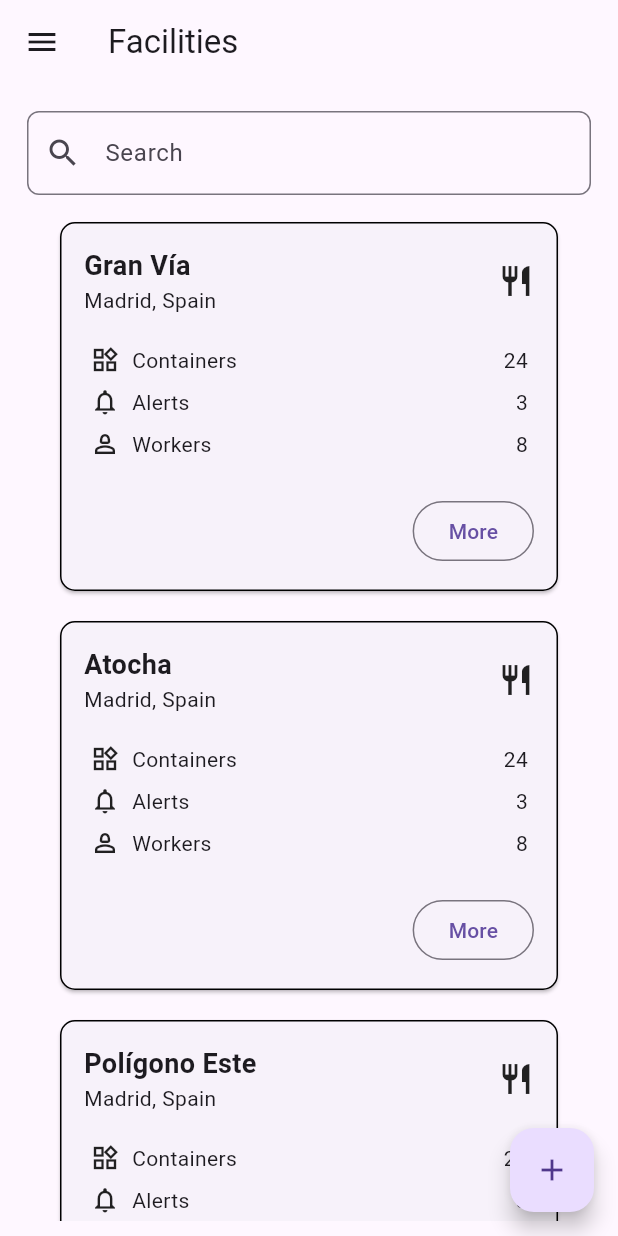
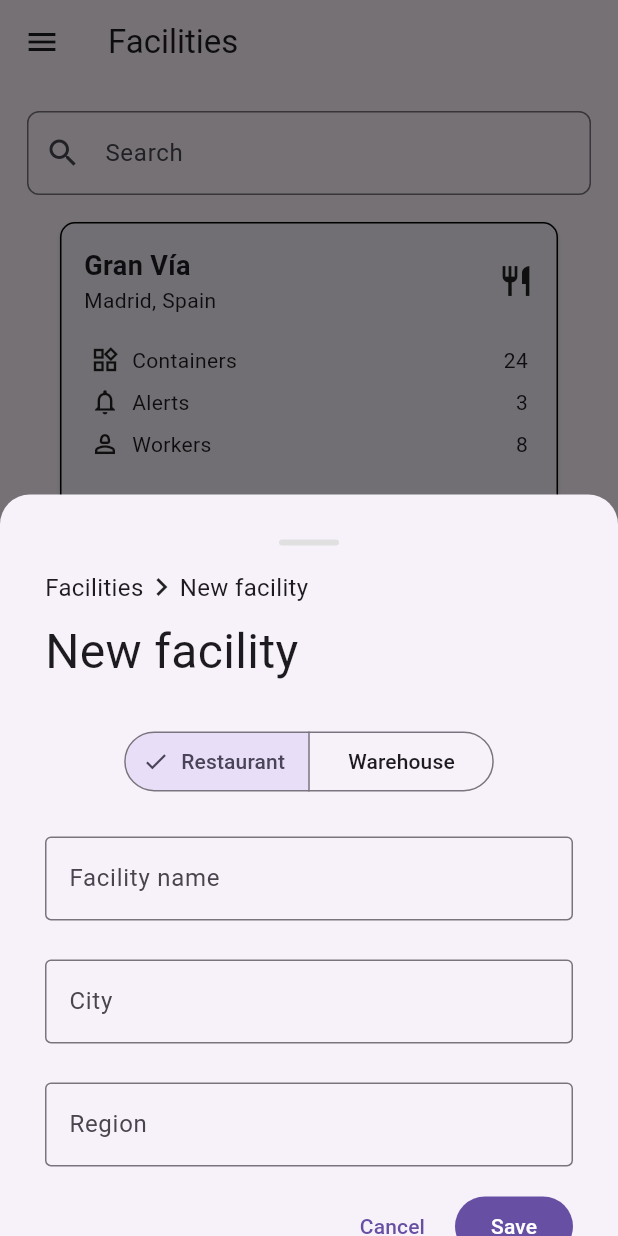
Before and after one commit to DittoBox/DittoBox-Mobile, a Flutter app: the screen it shows after launch, after a tap on the "add" icon, on a phone screen of 412 x 824 dp. Run offline on Flutter 3.47's test engine with Material 3 defaults, Android fonts, the phone set to English and light mode, and no system bars.

Commit message:
feature: added "add facillity" buttom sheet and others corrections

```diff
--- a/dittobox_mobile/analysis_options.yaml
+++ b/dittobox_mobile/analysis_options.yaml
@@ -1 +1,4 @@
+analyzer:
+  errors:
+    library_private_types_in_public_api: ignore
 include: package:flutter_lints/flutter.yaml
--- a/dittobox_mobile/lib/goups/ui/screens/facilities_list_view.dart
+++ b/dittobox_mobile/lib/goups/ui/screens/facilities_list_view.dart
@@ -2,6 +2,8 @@ import 'package:dittobox_mobile/goups/models/facilities.dart';
 import 'package:dittobox_mobile/routes/app_routes.dart';
 import 'package:dittobox_mobile/shared/widgets/custom_navigator_drawer.dart';
 import 'package:flutter/material.dart';
+import 'package:dittobox_mobile/goups/ui/widgets/add_facilities_sheet.dart';
+import 'package:dittobox_mobile/goups/ui/widgets/facility_details_sheet.dart'; // Importa el nuevo archivo
 
 // Facilities List Screen
 class FacilitiesListScreen extends StatefulWidget {
@@ -18,9 +20,9 @@ class _FacilitiesListScreenState extends State<FacilitiesListScreen> {
       appBar: AppBar(
         title: const Text('Facilities'),
       ),
-      drawer: CustomNavigationDrawer(currentRoute: AppRoutes.facilities),
-      body: Padding(
-        padding: const EdgeInsets.all(10.0),
+      drawer: const CustomNavigationDrawer(currentRoute: AppRoutes.facilities),
+      body: const Padding(
+        padding: EdgeInsets.all(10.0),
         child: Column(
           children: [
             Expanded(
@@ -31,7 +33,7 @@ class _FacilitiesListScreenState extends State<FacilitiesListScreen> {
       ),
       floatingActionButton: FloatingActionButton(
         onPressed: () {
-          // Acción del botón
+          showAddFacilitySheet(context); // Muestra el BottomSheet cuando se presiona el botón
         },
         child: const Icon(Icons.add),
       ),
@@ -73,7 +75,7 @@ class _FacilitiesListState extends State<FacilitiesList> {
   ];
 
   List<Facility> _filteredFacilities = [];
-  TextEditingController _searchController = TextEditingController();
+  final TextEditingController _searchController = TextEditingController();
 
   @override
   void initState() {
@@ -109,7 +111,7 @@ class _FacilitiesListState extends State<FacilitiesList> {
               controller: _searchController,
               decoration: InputDecoration(
                 labelText: 'Search',
-                prefixIcon: Icon(Icons.search),
+                prefixIcon: const Icon(Icons.search),
                 border: OutlineInputBorder(
                   borderRadius: BorderRadius.circular(8.0),
                 ),
@@ -151,7 +153,7 @@ class _FacilitiesCardState extends State<FacilitiesCard> {
   Widget build(BuildContext context) {
     return GestureDetector(
       onTap: () {
-        _showFacilityDetailsBottomSheet(context, widget.facility);
+        showFacilityDetailsBottomSheet(context, widget.facility); // Usa el nuevo archivo
       },
       child: Center(
         child: Card(
@@ -190,15 +192,15 @@ class _FacilitiesCardState extends State<FacilitiesCard> {
                   children: [
                     Padding(
                       padding: const EdgeInsets.all(4.0),
-                      child: _buildInfoRowWithIcon(Icons.widgets_outlined, 'Containers', widget.facility.containers),
+                      child: buildInfoRowWithIcon(Icons.widgets_outlined, 'Containers', widget.facility.containers),
                     ),
                     Padding(
                       padding: const EdgeInsets.all(4.0),
-                      child: _buildInfoRowWithIcon(Icons.notifications_none_outlined, 'Alerts', widget.facility.alerts),
+                      child: buildInfoRowWithIcon(Icons.notifications_none_outlined, 'Alerts', widget.facility.alerts),
                     ),
                     Padding(
                       padding: const EdgeInsets.all(4.0),
-                      child: _buildInfoRowWithIcon(Icons.person_2_outlined, 'Workers', widget.facility.workers),
+                      child: buildInfoRowWithIcon(Icons.person_2_outlined, 'Workers', widget.facility.workers),
                     ),
                   ],
                 ),
@@ -207,7 +209,7 @@ class _FacilitiesCardState extends State<FacilitiesCard> {
                   alignment: Alignment.centerRight,
                   child: OutlinedButton(
                     onPressed: () {
-                      _showFacilityDetailsBottomSheet(context, widget.facility);
+                      showFacilityDetailsBottomSheet(context, widget.facility); // Usa el nuevo archivo
                     },
                     child: const Row(
                       mainAxisSize: MainAxisSize.min,
@@ -224,95 +226,4 @@ class _FacilitiesCardState extends State<FacilitiesCard> {
       ),
     );
   }
-
-  void _showFacilityDetailsBottomSheet(BuildContext context, Facility facility) {
-    showModalBottomSheet(
-      context: context,
-      shape: const RoundedRectangleBorder(
-        borderRadius: BorderRadius.vertical(top: Radius.circular(25.0)),
-      ),
-      builder: (context) {
-        return Padding(
-          padding: const EdgeInsets.all(16.0),
-          child: Column(
-            mainAxisSize: MainAxisSize.min,
-            crossAxisAlignment: CrossAxisAlignment.start,
-            children: [
-              // Indicador de deslizamiento (handle)
-              Center(
-                child: Container(
-                  width: 40,
-                  height: 5,
-                  decoration: BoxDecoration(
-                    color: Colors.grey[300], // Color del indicador
-                    borderRadius: BorderRadius.circular(10),
-                  ),
-                ),
-              ),
-              const SizedBox(height: 16),
-
-              // Encabezado del BottomSheet
-              Row(
-                mainAxisAlignment: MainAxisAlignment.spaceBetween,
-                children: [
-                  Text(
-                    facility.title,
-                    style: const TextStyle(
-                      fontSize: 24,
-                      fontWeight: FontWeight.bold,
-                    ),
-                  ),
-                  const Text(
-                    'restaurant',
-                    style: TextStyle(
-                      fontSize: 16,
-                      fontWeight: FontWeight.bold,
-                    ),
-                  ),
-                ],
-              ),
-              const SizedBox(height: 16),
-
-              // Contenido del BottomSheet
-              _buildInfoRowWithIcon(Icons.widgets_outlined, 'Containers', facility.containers),
-              TextButton(
-                onPressed: () {},
-                child: const Text('Add containers'),
-              ),
-              const SizedBox(height: 8),
-
-              _buildInfoRowWithIcon(Icons.person_2_outlined, 'Workers', facility.workers),
-              TextButton(
-                onPressed: () {},
-                child: const Text('Add workers'),
-              ),
-              const SizedBox(height: 8),
-
-              _buildInfoRowWithIcon(Icons.notifications_none_outlined, 'Pending Alerts', facility.alerts),
-              TextButton(
-                onPressed: () {},
-                child: const Text('Check alerts'),
-              ),
-            ],
-          ),
-        );
-      },
-    );
-  }
-
-  Widget _buildInfoRowWithIcon(IconData icon, String label, int value) {
-    return Row(
-      mainAxisAlignment: MainAxisAlignment.spaceBetween, // Alinea los elementos a los extremos
-      children: [
-        Row(
-          children: [
-            Icon(icon, size: 20),
-            const SizedBox(width: 8),
-            Text(label),
-          ],
-        ),
-        Text('$value'), // Mueve el valor al extremo derecho
-      ],
-    );
-  }
 }
--- /dev/null
+++ b/dittobox_mobile/lib/goups/ui/widgets/add_facilities_sheet.dart
@@ -0,0 +1,163 @@
+import 'package:flutter/material.dart';
+
+class AddFacilitySheet extends StatefulWidget {
+  const AddFacilitySheet({super.key});
+
+  @override
+  _AddFacilitySheetState createState() => _AddFacilitySheetState();
+}
+
+class _AddFacilitySheetState extends State<AddFacilitySheet> {
+  String facilityType = 'Restaurant';
+  final TextEditingController _facilityNameController = TextEditingController();
+  final TextEditingController _cityController = TextEditingController();
+  final TextEditingController _regionController = TextEditingController();
+
+  @override
+  Widget build(BuildContext context) {
+    return Padding(
+      padding: const EdgeInsets.all(30.0),
+      child: Column(
+        mainAxisSize: MainAxisSize.min,
+        children: [
+          // Sheet Indicator
+          Container(
+            width: 40,
+            height: 4,
+            margin: const EdgeInsets.only(bottom: 16),
+            decoration: BoxDecoration(
+              color: Colors.grey[300],
+              borderRadius: BorderRadius.circular(2),
+            ),
+          ),
+          // Ruta de navegación
+          const Column(
+            crossAxisAlignment: CrossAxisAlignment.start,
+            children: [
+              Row(
+                children: [
+                  Text(
+                    'Facilities',
+                    style: TextStyle(
+                      fontSize: 16,
+                    ),
+                  ),
+                  Icon(Icons.chevron_right_outlined),
+                  Text(
+                    'New facility',
+                    style: TextStyle(
+                      fontSize: 16,
+                    ),
+                  ),
+                ],
+              ),
+              SizedBox(height: 8),
+              Row(
+                mainAxisAlignment: MainAxisAlignment.spaceBetween,
+                children: [
+                  Text(
+                    'New facility',
+                    style: TextStyle(
+                      fontSize: 32,
+                    ),
+                  ),
+                ],
+              ),
+            ],
+          ),
+          const SizedBox(height: 26),
+          Row(
+            mainAxisAlignment: MainAxisAlignment.center,
+            children: [
+              SegmentedButton<String>(
+                segments: const <ButtonSegment<String>>[
+                  ButtonSegment<String>(
+                    value: 'Restaurant',
+                    label: Text('Restaurant'),
+                  ),
+                  ButtonSegment<String>(
+                    value: 'Warehouse',
+                    label: Text('Warehouse'),
+                  ),
+                ],
+                selected: <String>{facilityType},
+                onSelectionChanged: (Set<String> newSelection) {
+                  setState(() {
+                    facilityType = newSelection.first;
+                  });
+                },
+              ),
+            ],
+          ),
+          const SizedBox(height: 26),
+          TextField(
+            controller: _facilityNameController,
+            decoration: const InputDecoration(
+              labelText: 'Facility name',
+              border: OutlineInputBorder(),
+            ),
+          ),
+          const SizedBox(height: 26),
+          TextField(
+            controller: _cityController,
+            decoration: const InputDecoration(
+              labelText: 'City',
+              border: OutlineInputBorder(),
+            ),
+          ),
+          const SizedBox(height: 26),
+          TextField(
+            controller: _regionController,
+            decoration: const InputDecoration(
+              labelText: 'Region',
+              border: OutlineInputBorder(),
+            ),
+          ),
+          const SizedBox(height: 16),
+          Row(
+            mainAxisAlignment: MainAxisAlignment.end,
+            children: [
+              TextButton(
+                onPressed: () {
+                  Navigator.pop(context);
+                },
+                child: const Text('Cancel'),
+              ),
+              const SizedBox(width: 8),
+              FilledButton(
+                onPressed: () {
+
+                },
+                child: const Text('Save'),
+              ),
+            ],
+          ),
+        ],
+      ),
+    );
+  }
+}
+
+void showAddFacilitySheet(BuildContext context) {
+  showModalBottomSheet(
+    context: context,
+    isScrollControlled: true,
+    shape: const RoundedRectangleBorder(
+      borderRadius: BorderRadius.vertical(
+        top: Radius.circular(20),
+      ),
+    ),
+    builder: (context) => DraggableScrollableSheet(
+      expand: false,
+      maxChildSize: 0.8,
+      initialChildSize: 0.6,
+      minChildSize: 0.4,
+      builder: (context, scrollController) {
+        return SingleChildScrollView(
+          controller: scrollController,
+          child: const AddFacilitySheet(),
+        );
+      },
+    ),
+  );
+}
--- a/dittobox_mobile/lib/routes/app_routes.dart
+++ b/dittobox_mobile/lib/routes/app_routes.dart
@@ -5,8 +5,8 @@ import 'package:dittobox_mobile/user_and_profile/ui/screens/register_screen.dart
 import 'package:flutter/material.dart';
 
 final Map<String, Widget Function(BuildContext)> appRoutes = {
-  '/login': (context) => LoginScreen(),
-  '/register': (context) => RegisterScreen(),
+  '/login': (context) => const LoginScreen(),
+  '/register': (context) => const RegisterScreen(),
   '/company_info': (context) => const CompanyInfoScreen(),
   '/facilities': (context) => const FacilitiesListScreen(),
 
--- a/dittobox_mobile/lib/shared/widgets/custom_navigator_drawer.dart
+++ b/dittobox_mobile/lib/shared/widgets/custom_navigator_drawer.dart
@@ -4,7 +4,7 @@ import 'package:flutter/material.dart';
 class CustomNavigationDrawer extends StatefulWidget {
   final String currentRoute;
 
-  CustomNavigationDrawer({required this.currentRoute});
+  const CustomNavigationDrawer({super.key, required this.currentRoute});
 
   @override
   // ignore: library_private_types_in_public_api
@@ -19,7 +19,7 @@ class _CustomNavigationDrawerState extends State<CustomNavigationDrawer> {
     return Scaffold(
       appBar: AppBar(
         leading: IconButton(
-          icon: Icon(Icons.close),
+          icon: const Icon(Icons.close),
           onPressed: () {
             Navigator.of(context).pop();
           },
@@ -29,7 +29,7 @@ class _CustomNavigationDrawerState extends State<CustomNavigationDrawer> {
         children: [
           Expanded(
             child: Center(
-              child: Container(
+              child: SizedBox(
                 width: 380,
                 height: 750, // Ajusta el ancho según tus necesidades
                 child: NavigationDrawer(
@@ -40,8 +40,8 @@ class _CustomNavigationDrawerState extends State<CustomNavigationDrawer> {
                     });
                     _navigateTo(index);
                   },
-                  children: [
-                    const Padding(
+                  children: const [
+                    Padding(
                       padding: EdgeInsets.all(16.0),
                       child: Text(
                         'Menu',
@@ -64,8 +64,8 @@ class _CustomNavigationDrawerState extends State<CustomNavigationDrawer> {
                       icon: Icon(Icons.text_snippet_outlined),
                       label: Text('Templates'),
                     ),
-                    const Divider(),
-                    const Padding(
+                    Divider(),
+                    Padding(
                       padding: EdgeInsets.all(16.0),
                       child: Text(
                         'Settings',
@@ -84,7 +84,7 @@ class _CustomNavigationDrawerState extends State<CustomNavigationDrawer> {
                       icon: Icon(Icons.notifications_none),
                       label: Text('Notifications'),
                     ),
-                    const Divider(),
+                    Divider(),
                     NavigationDrawerDestination(
                       icon: Icon(Icons.logout),
                       label: Text('Log out'),
--- a/dittobox_mobile/lib/user_and_profile/ui/screens/company_info_screen.dart
+++ b/dittobox_mobile/lib/user_and_profile/ui/screens/company_info_screen.dart
@@ -19,12 +19,12 @@ class _CompanyInfoScreenState extends State<CompanyInfoScreen> {
     return Scaffold(
       appBar: AppBar(
         leading: IconButton(
-          icon: Icon(Icons.arrow_back),
+          icon: const Icon(Icons.arrow_back),
           onPressed: () {
             Navigator.pop(context);
           },
         ),
-        title: Text('About your company'),
+        title: const Text('About your company'),
         elevation: 0,
       ),
       body: Padding(
```
Also changed, not shown: dittobox_mobile/lib/goups/ui/widgets/facility_details_sheet.dart (added, +122 -0 lines), dittobox_mobile/lib/user_and_profile/ui/screens/login_screen.dart (+8 -8 lines).
